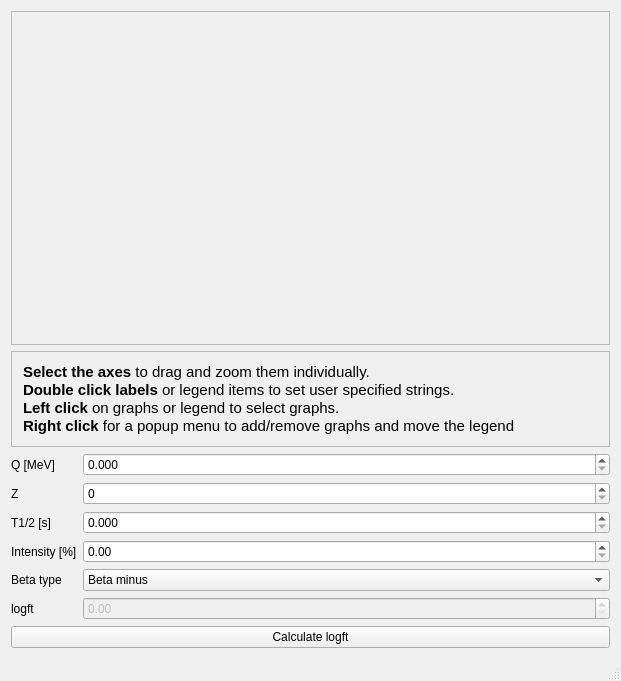
Qt form mainwindow.ui (kasjan-s/fermi_calc) before a commit.
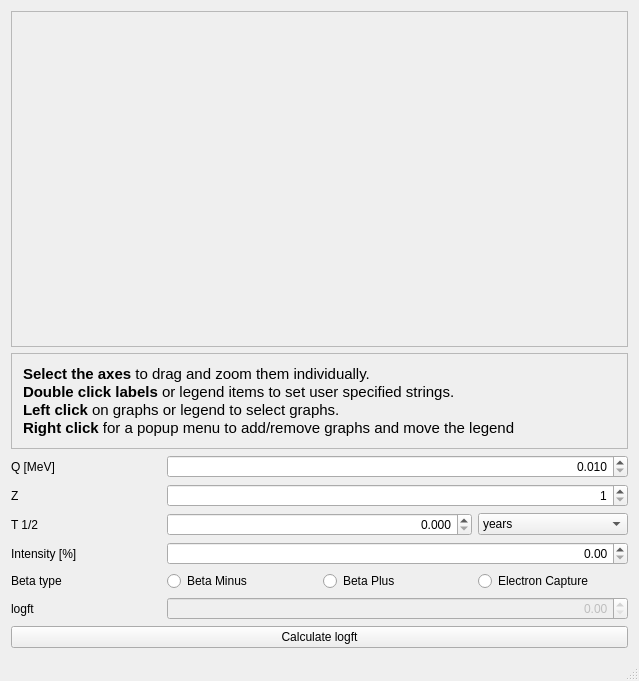
The same form after that commit. Custom widgets are drawn as their Qt base class.

Commit message: Added time units and minus/plus/ec options

```diff
--- a/mainwindow.ui
+++ b/mainwindow.ui
@@ -6,7 +6,7 @@
    <rect>
     <x>0</x>
     <y>0</y>
-    <width>621</width>
+    <width>639</width>
     <height>681</height>
    </rect>
   </property>
@@ -85,7 +85,28 @@
      </widget>
     </item>
     <item>
-     <layout class="QFormLayout" name="formLayout">
+     <layout class="QGridLayout" name="gridLayout" columnstretch="0,0,0,0">
+      <item row="4" column="0">
+       <widget class="QLabel" name="betaTypeLabel">
+        <property name="text">
+         <string>Beta type</string>
+        </property>
+       </widget>
+      </item>
+      <item row="2" column="0">
+       <widget class="QLabel" name="t12SLabel">
+        <property name="text">
+         <string>T 1/2</string>
+        </property>
+       </widget>
+      </item>
+      <item row="3" column="0">
+       <widget class="QLabel" name="intensityLabel">
+        <property name="text">
+         <string>Intensity [%]</string>
+        </property>
+       </widget>
+      </item>
       <item row="0" column="0">
        <widget class="QLabel" name="qMeVLabel">
         <property name="text">
@@ -93,30 +114,6 @@
         </property>
        </widget>
       </item>
-      <item row="0" column="1">
-       <widget class="QDoubleSpinBox" name="qMeVDoubleSpinBox">
-        <property name="decimals">
-         <number>3</number>
-        </property>
-       </widget>
-      </item>
-      <item row="2" column="0">
-       <widget class="QLabel" name="t12SLabel">
-        <property name="text">
-         <string>T1/2 [s]</string>
-        </property>
-       </widget>
-      </item>
-      <item row="2" column="1">
-       <widget class="QDoubleSpinBox" name="t12SDoubleSpinBox">
-        <property name="decimals">
-         <number>3</number>
-        </property>
-        <property name="maximum">
-         <double>100000000000000000.000000000000000</double>
-        </property>
-       </widget>
-      </item>
       <item row="1" column="0">
        <widget class="QLabel" name="zLabel">
         <property name="text">
@@ -124,33 +121,14 @@
         </property>
        </widget>
       </item>
-      <item row="1" column="1">
-       <widget class="QSpinBox" name="zSpinBox"/>
-      </item>
-      <item row="4" column="0">
-       <widget class="QLabel" name="betaTypeLabel">
-        <property name="text">
-         <string>Beta type</string>
-        </property>
-       </widget>
-      </item>
       <item row="4" column="1">
-       <widget class="QComboBox" name="betaTypeComboBox">
-        <item>
-         <property name="text">
-          <string>Beta minus</string>
-         </property>
-        </item>
-        <item>
-         <property name="text">
-          <string>Beta plus</string>
-         </property>
-        </item>
-        <item>
-         <property name="text">
-          <string>Electron capture</string>
-         </property>
-        </item>
+       <widget class="QRadioButton" name="betaMinusRadio">
+        <property name="text">
+         <string>Beta Minus</string>
+        </property>
+        <attribute name="buttonGroup">
+         <string notr="true">betaType</string>
+        </attribute>
        </widget>
       </item>
       <item row="5" column="0">
@@ -160,23 +138,134 @@
         </property>
        </widget>
       </item>
-      <item row="5" column="1">
+      <item row="4" column="2">
+       <widget class="QRadioButton" name="betaPlusRadio">
+        <property name="text">
+         <string>Beta Plus</string>
+        </property>
+        <attribute name="buttonGroup">
+         <string notr="true">betaType</string>
+        </attribute>
+       </widget>
+      </item>
+      <item row="4" column="3">
+       <widget class="QRadioButton" name="betaECRadio">
+        <property name="text">
+         <string>Electron Capture</string>
+        </property>
+        <attribute name="buttonGroup">
+         <string notr="true">betaType</string>
+        </attribute>
+       </widget>
+      </item>
+      <item row="1" column="1" colspan="3">
+       <widget class="QSpinBox" name="zSpinBox">
+        <property name="sizePolicy">
+         <sizepolicy hsizetype="MinimumExpanding" vsizetype="Fixed">
+          <horstretch>0</horstretch>
+          <verstretch>0</verstretch>
+         </sizepolicy>
+        </property>
+        <property name="layoutDirection">
+         <enum>Qt::LeftToRight</enum>
+        </property>
+        <property name="alignment">
+         <set>Qt::AlignRight|Qt::AlignTrailing|Qt::AlignVCenter</set>
+        </property>
+        <property name="minimum">
+         <number>1</number>
+        </property>
+        <property name="maximum">
+         <number>102</number>
+        </property>
+       </widget>
+      </item>
+      <item row="2" column="3">
+       <widget class="QComboBox" name="timeUnit">
+        <item>
+         <property name="text">
+          <string>years</string>
+         </property>
+        </item>
+        <item>
+         <property name="text">
+          <string>days</string>
+         </property>
+        </item>
+        <item>
+         <property name="text">
+          <string>hours</string>
+         </property>
+        </item>
+        <item>
+         <property name="text">
+          <string>minutes</string>
+         </property>
+        </item>
+        <item>
+         <property name="text">
+          <string>seconds</string>
+         </property>
+        </item>
+        <item>
+         <property name="text">
+          <string>miliseconds</string>
+         </property>
+        </item>
+       </widget>
+      </item>
+      <item row="2" column="1" colspan="2">
+       <widget class="QDoubleSpinBox" name="t12SDoubleSpinBox">
+        <property name="alignment">
+         <set>Qt::AlignRight|Qt::AlignTrailing|Qt::AlignVCenter</set>
+        </property>
+        <property name="decimals">
+         <number>3</number>
+        </property>
+        <property name="maximum">
+         <double>100000000000000000.000000000000000</double>
+        </property>
+       </widget>
+      </item>
+      <item row="3" column="1" colspan="3">
+       <widget class="QDoubleSpinBox" name="intensityDoubleSpinBox">
+        <property name="alignment">
+         <set>Qt::AlignRight|Qt::AlignTrailing|Qt::AlignVCenter</set>
+        </property>
+        <property name="decimals">
+         <number>2</number>
+        </property>
+       </widget>
+      </item>
+      <item row="5" column="1" colspan="3">
        <widget class="QDoubleSpinBox" name="logftDoubleSpinBox">
         <property name="enabled">
          <bool>false</bool>
         </property>
+        <property name="alignment">
+         <set>Qt::AlignRight|Qt::AlignTrailing|Qt::AlignVCenter</set>
+        </property>
        </widget>
       </item>
-      <item row="3" column="0">
-       <widget class="QLabel" name="intensityLabel">
-        <property name="text">
-         <string>Intensity [%]</string>
+      <item row="0" column="1" colspan="3">
+       <widget class="QDoubleSpinBox" name="qMeVDoubleSpinBox">
+        <property name="alignment">
+         <set>Qt::AlignRight|Qt::AlignTrailing|Qt::AlignVCenter</set>
         </property>
+        <property name="decimals">
+         <number>3</number>
+        </property>
+        <property name="minimum">
+         <double>0.010000000000000</double>
+        </property>
+        <property name="maximum">
+         <double>25.044000000000000</double>
+        </property>
+        <property name="singleStep">
+         <double>0.010000000000000</double>
+        </property>
        </widget>
       </item>
-      <item row="3" column="1">
-       <widget class="QDoubleSpinBox" name="intensityDoubleSpinBox"/>
-      </item>
      </layout>
     </item>
     <item>
```
Left out of the diff: 7 changed lines with no effect on the pictures. The commit also changes 2 other files.
